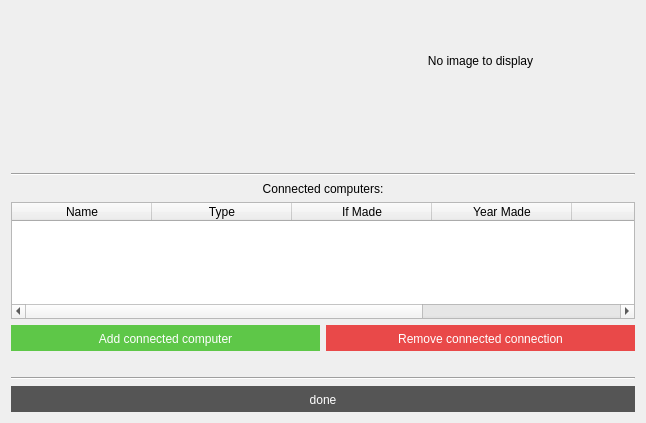
First picture: the form in VL1-project/scientistinfowindow.ui, repository birkirk/vln1-35, before the edit.
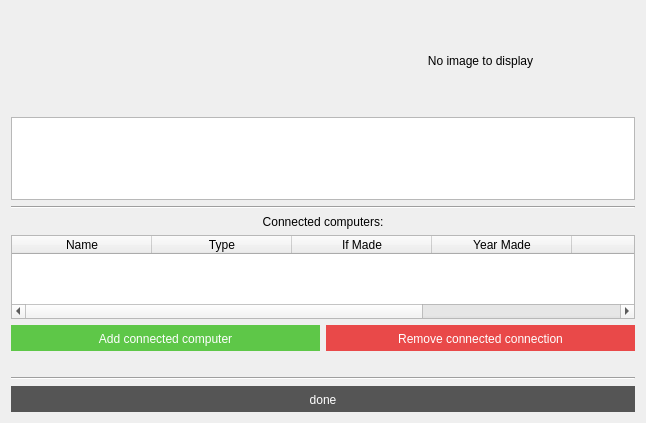
Second picture: the form after the edit.

Commit message: added scientist info text

The edit to the form file:
```diff
--- a/VL1-project/scientistinfowindow.ui
+++ b/VL1-project/scientistinfowindow.ui
@@ -99,26 +99,7 @@
     </layout>
    </item>
    <item>
-    <widget class="QLabel" name="label_infosci_text">
-     <property name="minimumSize">
-      <size>
-       <width>40</width>
-       <height>50</height>
-      </size>
-     </property>
-     <property name="font">
-      <font>
-       <family>Helvetica</family>
-       <italic>true</italic>
-      </font>
-     </property>
-     <property name="text">
-      <string/>
-     </property>
-     <property name="alignment">
-      <set>Qt::AlignLeading|Qt::AlignLeft|Qt::AlignTop</set>
-     </property>
-    </widget>
+    <widget class="QTextBrowser" name="textbrowser_sciinfo_info"/>
    </item>
    <item>
     <widget class="Line" name="line">
```
The commit also changes 4 other files.
